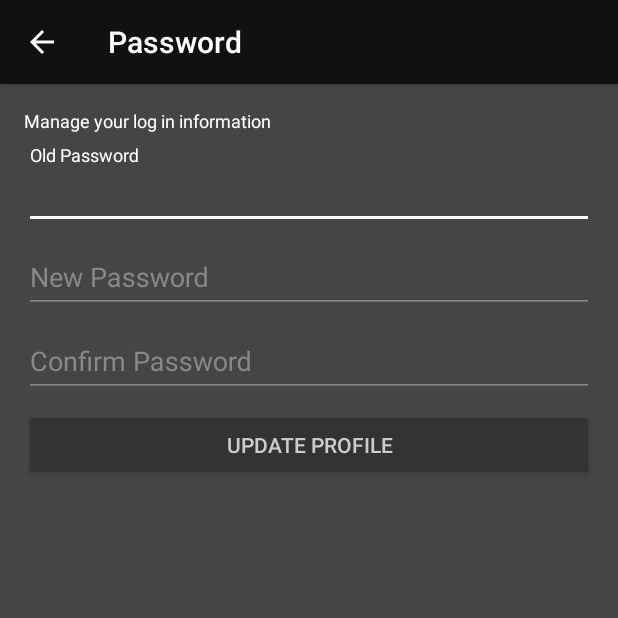
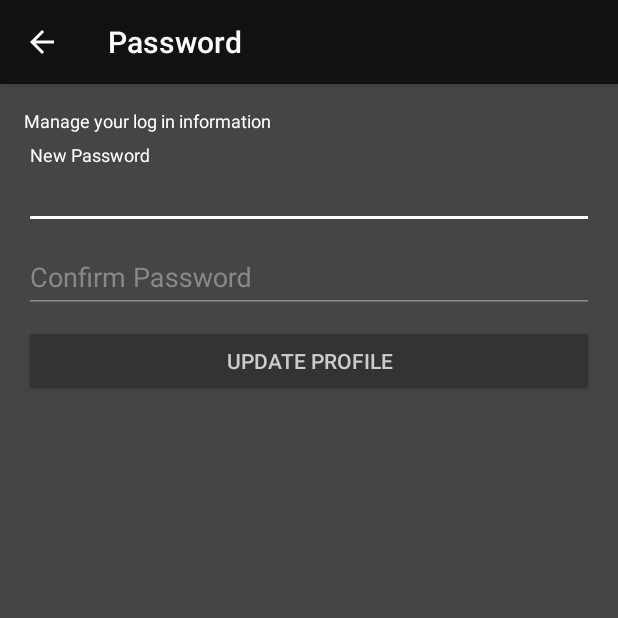
Before and after one commit to alphanexustech/AffectNexusMobile, an Android app: the SettingsPasswordActivity screen opened directly, with no data from a screen before it, on a phone screen of 412 x 824 dp, the top half of it. Run offline under Robolectric (Android 15) with nearby library versions, the phone set to English and light mode, and no system bars.

Commit message:
fix: Remove extra field

```diff
--- a/app/src/main/res/layout/activity_password_settings.xml
+++ b/app/src/main/res/layout/activity_password_settings.xml
@@ -45,26 +45,6 @@
                     app:layout_constraintEnd_toEndOf="parent"
                     app:layout_constraintStart_toStartOf="parent"
                     app:layout_constraintTop_toBottomOf="@+id/profile_description">
-
-                    <android.support.design.widget.TextInputLayout
-                        android:layout_width="match_parent"
-                        android:layout_height="wrap_content"
-                        android:textColorHint="@color/colorSecondaryFont">
-
-                        <EditText
-                            android:id="@+id/old_password"
-                            android:layout_width="match_parent"
-                            android:layout_height="wrap_content"
-                            android:hint="@string/settings_old_password"
-                            android:imeActionId="6"
-                            android:imeOptions="actionUnspecified"
-                            android:inputType="textPassword"
-                            android:maxLines="1"
-                            android:singleLine="true"
-                            android:backgroundTint="@color/colorSecondaryFont"
-                            android:textColor="@color/colorPrimaryFont" />
-
-                    </android.support.design.widget.TextInputLayout>
 
                     <android.support.design.widget.TextInputLayout
                         android:layout_width="match_parent"
```
